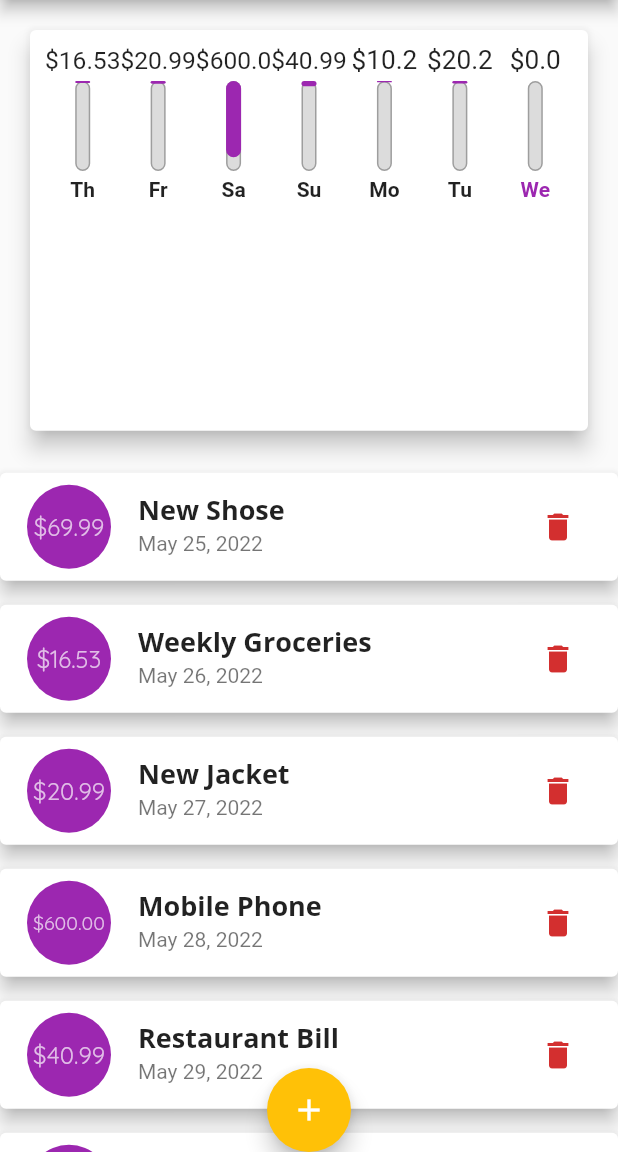
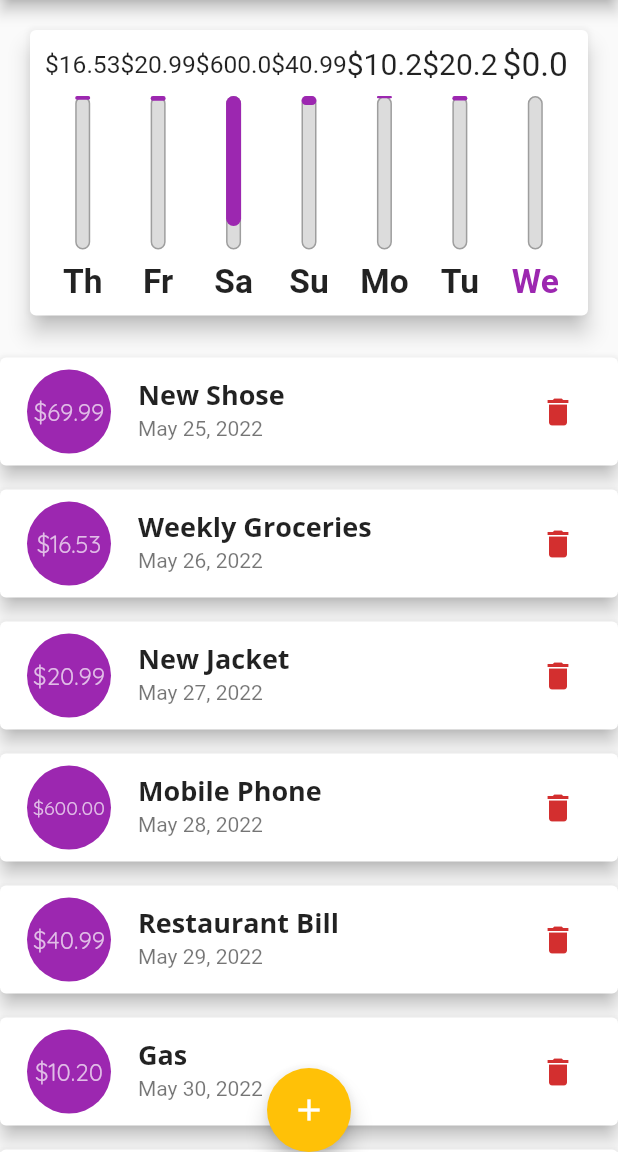
Before and after one commit to bantawa04/expenseTrackerFlutter, a Flutter app: the screen it shows after launch, on a phone screen of 412 x 824 dp, the part 84-1236 px from its top. Run offline on Flutter 3.47's test engine with Material 2 defaults, Android fonts, the phone set to English and light mode, and no system bars.

Commit message:
5.6 Using layout builder

```diff
--- a/lib/main.dart
+++ b/lib/main.dart
@@ -161,7 +161,7 @@ class _MyHomePageState extends State<MyHomePage> {
               height: (MediaQuery.of(context).size.height -
                       appBar.preferredSize.height -
                       MediaQuery.of(context).padding.top) *
-                  0.4,
+                  0.3,
               child: Chart(_recentTransactions),
             ),
             Container(
@@ -169,7 +169,7 @@ class _MyHomePageState extends State<MyHomePage> {
               height: (MediaQuery.of(context).size.height -
                       appBar.preferredSize.height -
                       MediaQuery.of(context).padding.top) *
-                  0.6,
+                  0.7,
               child: TransactionList(_userTransaction, _deleteTransation),
             )
           ],
--- a/lib/widgets/chart_bar.dart
+++ b/lib/widgets/chart_bar.dart
@@ -11,20 +11,21 @@ class ChartBar extends StatelessWidget {
 
   @override
   Widget build(BuildContext context) {
+    return LayoutBuilder(builder: (ctx, constraint) {
       return Column(
         children: <Widget>[
           Container(
-          height: 20,
+            height: constraint.maxHeight * 0.15,
             child: FittedBox(
               //forces its child into the available space
               child: Text('\$${spendingAmount.toString()}'),
             ),
           ),
           SizedBox(
-          height: 4,
+            height: constraint.maxHeight * 0.05,
           ),
           Container(
-          height: 60,
+            height: constraint.maxHeight * 0.6,
             width: 10,
             child: Stack(
               children: <Widget>[
@@ -48,9 +49,12 @@ class ChartBar extends StatelessWidget {
             ), //overlap widgets
           ),
           SizedBox(
-          height: 4,
+            height: constraint.maxHeight * 0.05,
           ),
-        Text(
+          Container(
+            height: constraint.maxHeight * 0.15,
+            child: FittedBox(
+              child: Text(
                 label,
                 style: today
                     ? TextStyle(
@@ -61,7 +65,10 @@ class ChartBar extends StatelessWidget {
                         fontWeight: FontWeight.bold,
                       ),
               ),
+            ),
+          ),
         ],
       );
+    });
   }
 }
```
Lines whose indentation alone changed are shown as unchanged.
